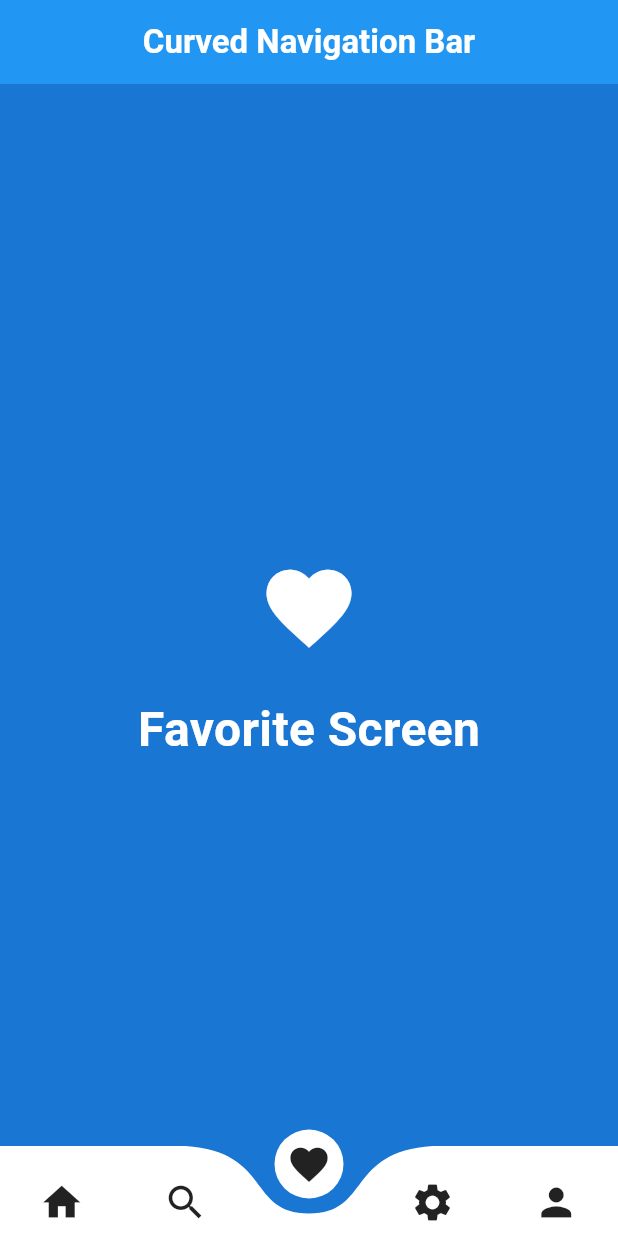
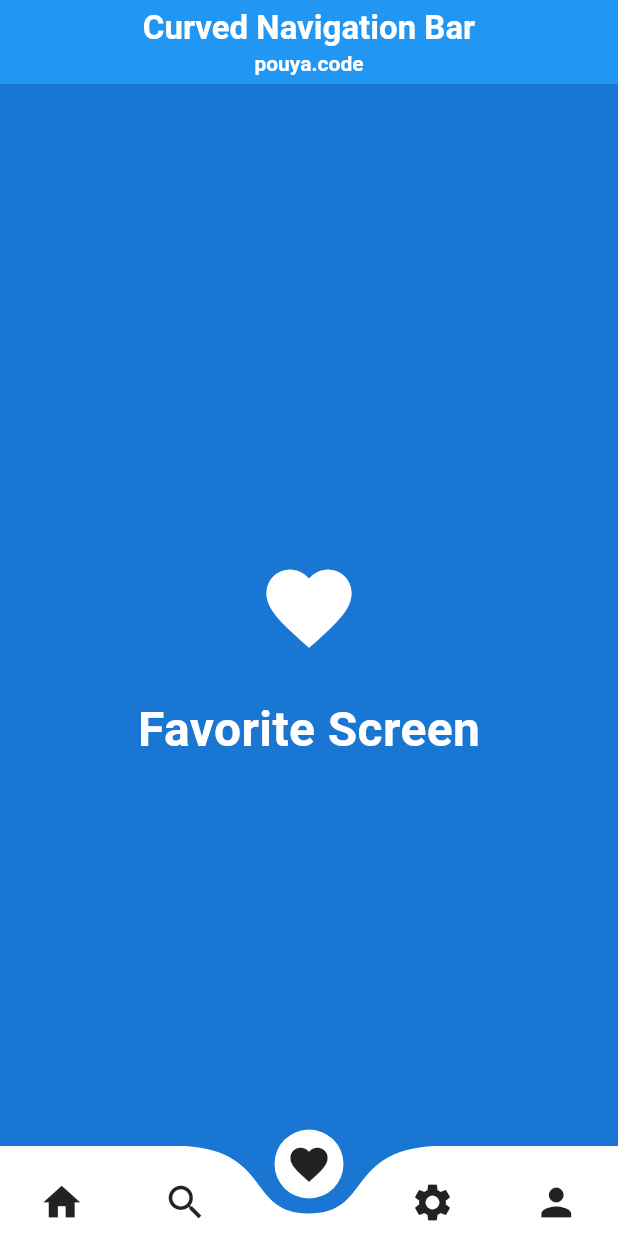
Before and after one commit to MrPouyaSaad/BottomNavigation, a Flutter app: the screen it shows after launch, on a phone screen of 412 x 824 dp. Run offline on Flutter 3.47's test engine with Material 2 defaults, Android fonts, the phone set to English and light mode, and no system bars; drawn by our look-alikes of curved_navigation_bar.

Commit message:
Edit App Bar

```diff
--- a/lib/main.dart
+++ b/lib/main.dart
@@ -61,9 +61,17 @@ class _MainScreenState extends State<MainScreen> {
       appBar: AppBar(
         backgroundColor: Colors.blue,
         foregroundColor: Colors.white,
-        title: const Text(
-          'Curved Navigation Bar',
-          style: TextStyle(fontWeight: FontWeight.bold),
+        title: const Column(
+          children: [
+            Text(
+              'Curved Navigation Bar',
+              style: TextStyle(fontWeight: FontWeight.bold),
+            ),
+            Text(
+              'pouya.code',
+              style: TextStyle(fontWeight: FontWeight.bold, fontSize: 14),
+            ),
+          ],
         ),
         centerTitle: true,
         elevation: 0,
```
Also changed, not shown: pubspec.lock.
